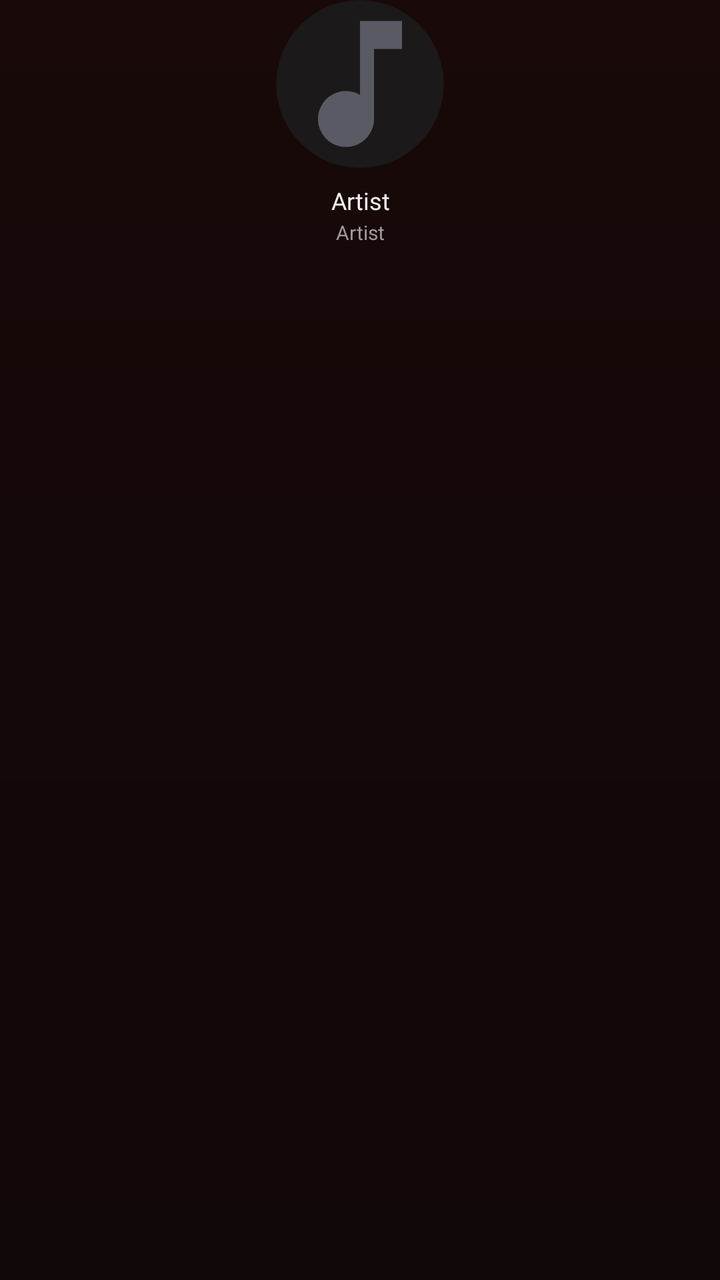
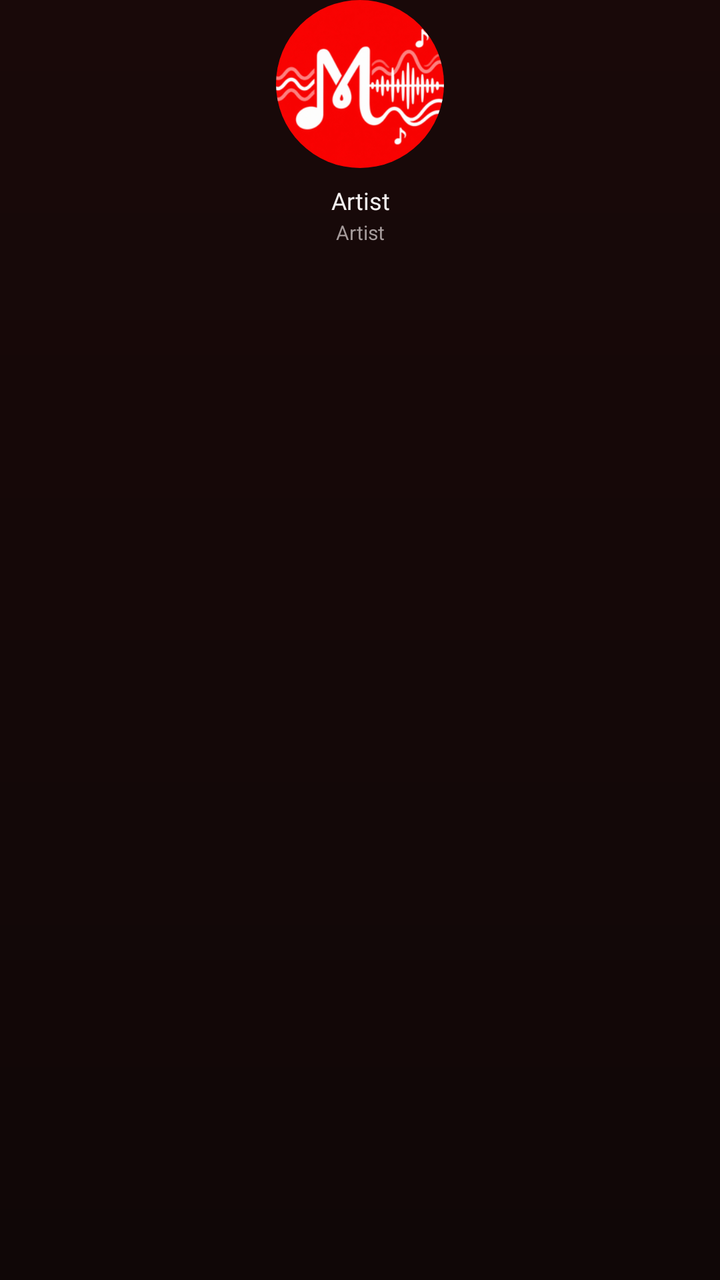

An Android layout rendered at two revisions. The XML below is the earlier revision; the diff shows what the commit changed to produce the second picture.
<!-- AndroidManifest.xml: application theme Theme.BraveMusicPlayer -->
<!-- res/layout/item_popular_artist_card.xml -->
<?xml version="1.0" encoding="utf-8"?>
<LinearLayout xmlns:android="http://schemas.android.com/apk/res/android"
    xmlns:app="http://schemas.android.com/apk/res-auto"
    android:layout_width="96dp"
    android:layout_height="wrap_content"
    android:layout_marginEnd="12dp"
    android:clickable="true"
    android:focusable="true"
    android:foreground="?android:attr/selectableItemBackground"
    android:gravity="center_horizontal"
    android:orientation="vertical">

    
    <androidx.cardview.widget.CardView
        android:layout_width="84dp"
        android:layout_height="84dp"
        app:cardBackgroundColor="@color/surfaceCard"
        app:cardCornerRadius="42dp"
        app:cardElevation="0dp"
        app:cardPreventCornerOverlap="false"
        app:cardUseCompatPadding="false">

        <ImageView
            android:id="@+id/ivArtistImage"
            android:layout_width="match_parent"
            android:layout_height="match_parent"
            android:contentDescription="Artist Profile Image"
            android:scaleType="centerCrop"
            android:src="@drawable/ic_music_note" />
    </androidx.cardview.widget.CardView>

    
    <TextView
        android:id="@+id/tvArtistName"
        android:layout_width="match_parent"
        android:layout_height="wrap_content"
        android:layout_marginTop="8dp"
        android:ellipsize="end"
        android:fontFamily="@font/youtube_sans_bold_font"
        android:gravity="center"
        android:maxLines="1"
        android:text="Artist"
        android:textColor="@color/textPrimary"
        android:textSize="12sp" />

    
    <TextView
        android:id="@+id/tvArtistRole"
        android:layout_width="match_parent"
        android:layout_height="wrap_content"
        android:layout_marginTop="1dp"
        android:ellipsize="end"
        android:fontFamily="sans-serif"
        android:gravity="center"
        android:maxLines="1"
        android:text="Artist"
        android:textColor="@color/textSecondary"
        android:textSize="10sp" />

</LinearLayout>
<!-- resources referenced by this layout -->
<resources>
  <color name="surfaceCard">#1B1919</color>
  <color name="textPrimary">#F5F1F1</color>
  <color name="textSecondary">#A49A9A</color>
  <!-- drawable ic_music_note (drawable) -->
  <vector xmlns:android="http://schemas.android.com/apk/res/android"
      android:width="24dp"
      android:height="24dp"
      android:viewportWidth="24"
      android:viewportHeight="24">
      <path
          android:fillColor="#5A5A64"
          android:pathData="M12,3v10.55c-0.59,-0.34 -1.27,-0.55 -2,-0.55 -2.21,0 -4,1.79 -4,4s1.79,4 4,4 4,-1.79 4,-4V7h4V3h-6z"/>
  </vector>
  <style name="Theme.BraveMusicPlayer" parent="Theme.MaterialComponents.DayNight.NoActionBar">
          <item name="colorPrimary">@color/accentPrimary</item>
          <item name="colorPrimaryVariant">@color/surfaceCard</item>
          <item name="colorOnPrimary">@color/textPrimary</item>
          <item name="colorSecondary">@color/accentPrimary</item>
          <item name="colorSecondaryVariant">@color/accentPressed</item>
          <item name="colorOnSecondary">@color/textPrimary</item>
          <item name="android:colorBackground">@color/background</item>
          <item name="android:statusBarColor">@color/background</item>
          <item name="android:navigationBarColor">@color/backgroundSecondary</item>
          <item name="android:windowLightStatusBar">false</item>
          <item name="android:windowLightNavigationBar" tools:targetApi="27">false</item>
          <item name="android:windowBackground">@drawable/bg_ytm_gradient</item>
          <item name="bottomSheetDialogTheme">@style/MelodyBottomSheetDialogTheme</item>
      </style>
  <color name="accentPrimary">#B8203A</color>
  <color name="accentPressed">#8F1830</color>
  <color name="background">#100707</color>
  <color name="backgroundSecondary">#190909</color>
  <!-- drawable bg_ytm_gradient (drawable) -->
  <?xml version="1.0" encoding="utf-8"?>
  <shape xmlns:android="http://schemas.android.com/apk/res/android"
      android:shape="rectangle">
      <gradient
          android:angle="270"
          android:startColor="@color/backgroundSecondary"
          android:endColor="@color/background"
          android:type="linear" />
  </shape>
  <style name="MelodyBottomSheetDialogTheme" parent="Theme.Design.Light.BottomSheetDialog">
          <item name="bottomSheetStyle">@style/MelodyBottomSheetStyle</item>
          <item name="android:windowIsFloating">false</item>
          <item name="android:navigationBarColor">@color/backgroundSecondary</item>
          <item name="android:windowLightNavigationBar" tools:targetApi="27">false</item>
      </style>
  <style name="MelodyBottomSheetStyle" parent="Widget.Design.BottomSheet.Modal">
          <item name="android:background">@android:color/transparent</item>
      </style>
</resources>

<!-- the commit's change to res/layout/item_popular_artist_card.xml (unified diff, before → after) -->
@@ -26,7 +26,7 @@
             android:layout_height="match_parent"
             android:contentDescription="Artist Profile Image"
             android:scaleType="centerCrop"
-            android:src="@drawable/ic_music_note" />
+            android:src="@drawable/ic_melody_logo" />
     </androidx.cardview.widget.CardView>
 
     
<!-- resource entries referenced after the edit -->
@@ -3,16 +3,7 @@
   <color name="surfaceCard">#1B1919</color>
   <color name="textPrimary">#F5F1F1</color>
   <color name="textSecondary">#A49A9A</color>
-  <!-- drawable ic_music_note (drawable) -->
-  <vector xmlns:android="http://schemas.android.com/apk/res/android"
-      android:width="24dp"
-      android:height="24dp"
-      android:viewportWidth="24"
-      android:viewportHeight="24">
-      <path
-          android:fillColor="#5A5A64"
-          android:pathData="M12,3v10.55c-0.59,-0.34 -1.27,-0.55 -2,-0.55 -2.21,0 -4,1.79 -4,4s1.79,4 4,4 4,-1.79 4,-4V7h4V3h-6z"/>
-  </vector>
+  <!-- drawable ic_melody_logo: png bitmap (drawable, 46801 bytes) -->
   <style name="Theme.BraveMusicPlayer" parent="Theme.MaterialComponents.DayNight.NoActionBar">
           <item name="colorPrimary">@color/accentPrimary</item>
           <item name="colorPrimaryVariant">@color/surfaceCard</item>
